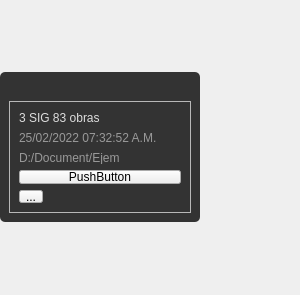
The window that UI/widget_card.ui (edwinar13/MPM-UN) describes before a commit, drawn with Qt 5.
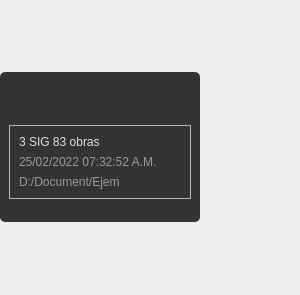
The same window after the commit. Icons and pictures are not drawn.

Commit message: V0.1.4 card proyectos con funcionalidad, ya se actualizan al elegir alguna y envian señal para abrir doc

Patch:
```diff
--- a/UI/widget_card.ui
+++ b/UI/widget_card.ui
@@ -178,20 +178,6 @@
            </property>
           </widget>
          </item>
-         <item>
-          <widget class="QPushButton" name="pushButton">
-           <property name="text">
-            <string>PushButton</string>
-           </property>
-          </widget>
-         </item>
-         <item>
-          <widget class="QToolButton" name="toolButton">
-           <property name="text">
-            <string>...</string>
-           </property>
-          </widget>
-         </item>
         </layout>
        </widget>
       </item>
```
Left out of the diff: 4 changed lines with no effect on the pictures. The commit also changes 6 other files.
